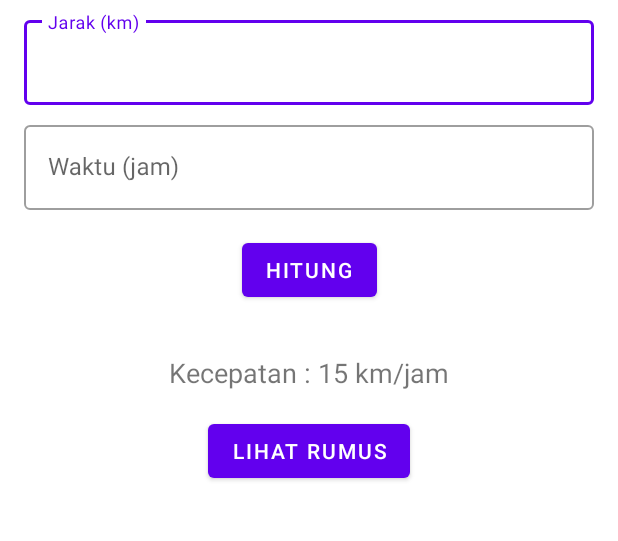
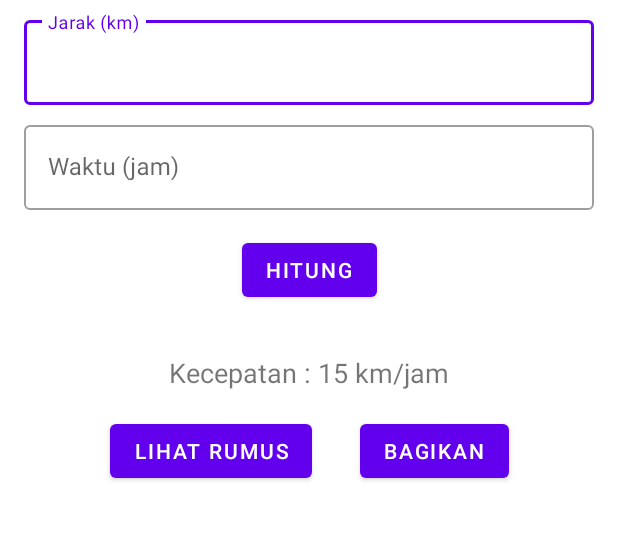
Before and after one commit to amandaputri/HitungKecepatam, an Android app: the layout fragment_hitung.xml on its own in the app's theme, with its tools: preview values and no code run, on a phone screen of 412 x 824 dp, the part 51-592 px from its top. Run offline under Robolectric (Android 15) with nearby library versions, the phone set to English and light mode, and no system bars; Roboto replaces fonts that are not available here.

Commit message:
.Membuat navigasi ke app lain

```diff
--- a/app/src/main/res/layout/fragment_hitung.xml
+++ b/app/src/main/res/layout/fragment_hitung.xml
@@ -85,15 +85,30 @@
             android:layout_height="wrap_content"
             android:layout_marginStart="16dp"
             android:layout_marginTop="16dp"
-            android:layout_marginEnd="16dp"
             android:layout_marginBottom="16dp"
             android:text="@string/lihat_rumus"
-            android:visibility="invisible"
             app:layout_constraintBottom_toBottomOf="parent"
-            app:layout_constraintEnd_toEndOf="parent"
+            app:layout_constraintEnd_toStartOf="@id/shareButton"
             app:layout_constraintStart_toStartOf="parent"
             app:layout_constraintTop_toBottomOf="@+id/total"
+            app:layout_constraintHorizontal_chainStyle="packed" />
+
+        <Button
+            android:id="@+id/shareButton"
+            android:layout_width="wrap_content"
+            android:layout_height="wrap_content"
+            android:layout_marginStart="32dp"
+            android:layout_marginEnd="16dp"
+            android:text="@string/bagikan"
+            app:layout_constraintEnd_toEndOf="parent"
+            app:layout_constraintStart_toEndOf="@+id/RumusButton"
+            app:layout_constraintTop_toTopOf="@+id/RumusButton" />
+        <androidx.constraintlayout.widget.Group
+            android:id="@+id/buttonGroup"
+            android:layout_width="wrap_content"
+            android:layout_height="wrap_content"
+            android:visibility="invisible"
+            app:constraint_referenced_ids="RumusButton,shareButton"
             tools:visibility="visible" />
-
 </androidx.constraintlayout.widget.ConstraintLayout>
 </ScrollView>
--- a/app/src/main/res/values/strings.xml
+++ b/app/src/main/res/values/strings.xml
@@ -12,4 +12,6 @@
     <string name="lihat_rumus">Lihat Rumus</string>
     <string name="isi_about">ISI SENDIRI BESOK ISINYA APA</string>
     <string name="about_app">Tentang Aplikasi</string>
+    <string name="bagikan">Bagikan</string>
+    <string name="bagikantemp">Jarak : %1$s km\nWaktu : %2$s jam\n\nHasil Kecepatan\n%3$s</string>
 </resources>
```
Also changed, not shown: app/src/main/java/org/d3if2036/hitungkecepatan/ui/HitungFragment.kt (+17 -1 lines).
